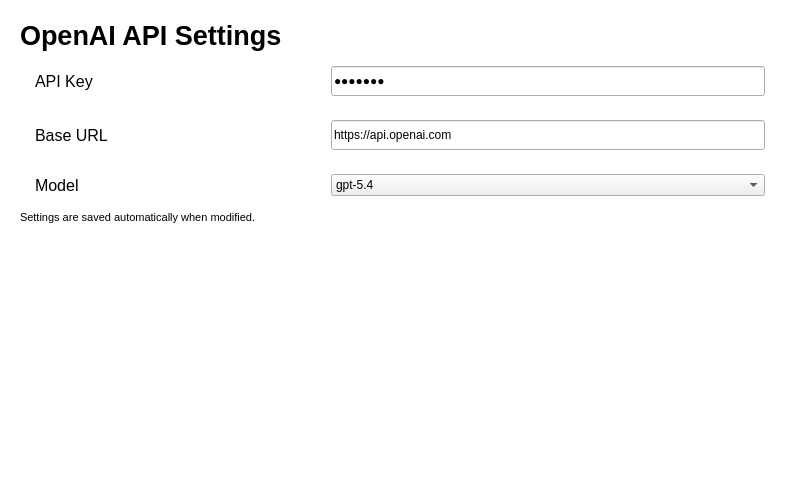
Before: the Qt Designer form src/ui/SettingOpenAIPage.ui in flairziv/qt-llm-chat, drawn with Qt 5.
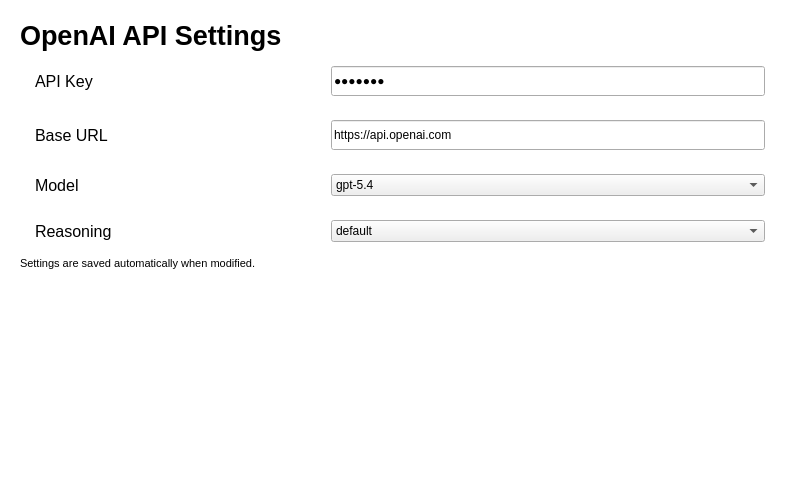
After: the same form once the commit is applied. Custom widgets are drawn as their Qt base class.

The edit to the form file:
```diff
--- a/src/ui/SettingOpenAIPage.ui
+++ b/src/ui/SettingOpenAIPage.ui
@@ -30,7 +30,7 @@
         <height>488</height>
        </rect>
       </property>
-      <layout class="QVBoxLayout" name="verticalLayout_2" stretch="0,0,0,0,0,1">
+      <layout class="QVBoxLayout" name="verticalLayout_2" stretch="0,0,0,0,0,0,1">
        <item>
         <widget class="ElaText" name="titleLabel">
          <property name="font">
@@ -282,6 +282,62 @@
          </layout>
         </widget>
        </item>
+       <item>
+        <widget class="ElaScrollPageArea" name="reasoningArea" native="true">
+         <layout class="QHBoxLayout" name="reasoningLayout" stretch="2,3">
+          <property name="leftMargin">
+           <number>15</number>
+          </property>
+          <property name="rightMargin">
+           <number>15</number>
+          </property>
+          <item>
+           <widget class="ElaText" name="reasoningLabel">
+            <property name="font">
+             <font>
+              <pointsize>12</pointsize>
+             </font>
+            </property>
+            <property name="toolTip">
+             <string>Applies to reasoning-capable models such as GPT-5 and o-series.</string>
+            </property>
+            <property name="text">
+             <string>Reasoning</string>
+            </property>
+           </widget>
+          </item>
+          <item>
+           <widget class="ElaComboBox" name="comboBox_reasoning">
+            <item>
+             <property name="text">
+              <string>default</string>
+             </property>
+            </item>
+            <item>
+             <property name="text">
+              <string>low</string>
+             </property>
+            </item>
+            <item>
+             <property name="text">
+              <string>medium</string>
+             </property>
+            </item>
+            <item>
+             <property name="text">
+              <string>high</string>
+             </property>
+            </item>
+            <item>
+             <property name="text">
+              <string>xhigh</string>
+             </property>
+            </item>
+           </widget>
+          </item>
+         </layout>
+        </widget>
+       </item>
        <item>
         <widget class="ElaText" name="noteLabel">
          <property name="font">
```
